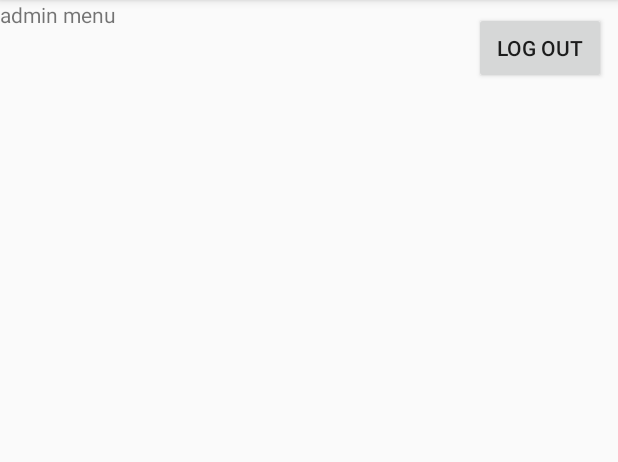
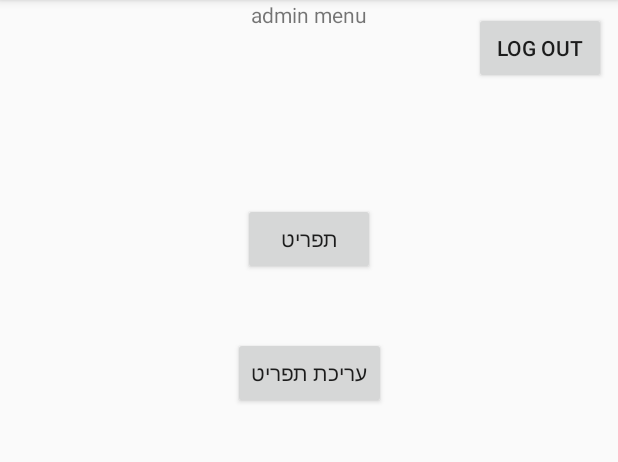
Before and after one commit to D8ug/tammys_kitchen, an Android app: the AdminMenuActivity screen opened directly, with no data from a screen before it, on a phone screen of 412 x 824 dp, the part 84-546 px from its top. Run offline under Robolectric (Android 15) with nearby library versions, the phone set to English and light mode, and no system bars; our stand-ins replace Firebase (no records; nobody signed in at launch, a user with empty details on screens opened directly).

Commit message:
Version 0.1.3
Can finally upload and add new items to the menu as admin and the menu is finally updated and synced with the firebase storage!

```diff
--- a/app/build.gradle
+++ b/app/build.gradle
@@ -34,6 +34,7 @@ dependencies {
     implementation 'androidx.constraintlayout:constraintlayout:1.1.3'
     implementation 'com.google.firebase:firebase-firestore:17.1.2'
     implementation 'com.google.firebase:firebase-storage:16.0.4'
+    implementation 'com.google.firebase:firebase-database:16.0.4'
     testImplementation 'junit:junit:4.12'
     androidTestImplementation 'androidx.test.ext:junit:1.1.0'
     androidTestImplementation 'androidx.test.espresso:espresso-core:3.1.1'
--- a/app/src/main/AndroidManifest.xml
+++ b/app/src/main/AndroidManifest.xml
@@ -9,7 +9,8 @@
         android:roundIcon="@mipmap/ic_launcher_round"
         android:supportsRtl="true"
         android:theme="@style/AppTheme">
-        <activity android:name=".MenuActivity"></activity>
+        <activity android:name=".AddNewMenuItemsActivity"></activity>
+        <activity android:name=".MenuActivity" />
         <activity android:name=".LoginActivity" />
         <activity android:name=".SignupActivity" />
         <activity android:name=".AdminMenuActivity" />
--- a/app/src/main/java/com/schoolproject/tammyskitchen/AdminMenuActivity.kt
+++ b/app/src/main/java/com/schoolproject/tammyskitchen/AdminMenuActivity.kt
@@ -22,5 +22,16 @@ class AdminMenuActivity : AppCompatActivity() {
             startActivity(intent)
             finish()
         }
+
+
+        menuButton.setOnClickListener {
+            val intent = Intent(this, MenuActivity::class.java)
+            startActivity(intent)
+        }
+
+        editMenuButton.setOnClickListener {
+            val intent = Intent(this, AddNewMenuItemsActivity::class.java)
+            startActivity(intent)
+        }
     }
 }
--- a/app/src/main/java/com/schoolproject/tammyskitchen/LiveMenuAdapter.kt
+++ b/app/src/main/java/com/schoolproject/tammyskitchen/LiveMenuAdapter.kt
@@ -1,5 +1,6 @@
 package com.schoolproject.tammyskitchen
 
+import android.util.Log
 import android.view.LayoutInflater
 import android.view.View
 import android.view.ViewGroup
@@ -14,6 +15,10 @@ class LiveMenuAdapter(private val menuItemsList: List<LiveMenuItem>) : RecyclerV
         val itemView = LayoutInflater.from(parent.context).inflate(R.layout.menu_item, parent, false)
         // creates an itemView that is on the format of LiveMenuItem, then calls ViewHolder to link the
         // items on the itemView with values and returns the created view holder
+        itemView.setOnClickListener{
+            Log.println(Log.ERROR, "Button", "worked")
+            //CustomDialogClass(this).show()
+        }
         return ViewHolder(itemView)
     }
 
@@ -39,4 +44,5 @@ class LiveMenuAdapter(private val menuItemsList: List<LiveMenuItem>) : RecyclerV
         val itemDescription: TextView = itemView.description_text_view
         val itemPrice: TextView = itemView.price_text_view
     }
+
 }
--- a/app/src/main/res/layout/activity_admin_menu.xml
+++ b/app/src/main/res/layout/activity_admin_menu.xml
@@ -11,8 +11,10 @@
         android:layout_width="wrap_content"
         android:layout_height="wrap_content"
         android:text="admin menu"
-        tools:layout_editor_absoluteX="170dp"
-        tools:layout_editor_absoluteY="393dp" />
+        app:layout_constraintEnd_toEndOf="parent"
+        app:layout_constraintHorizontal_bias="0.5"
+        app:layout_constraintStart_toStartOf="parent"
+        app:layout_constraintTop_toTopOf="parent" />
 
     <Button
         android:id="@+id/logoutButton"
@@ -23,4 +25,26 @@
         android:text="log out"
         app:layout_constraintEnd_toEndOf="parent"
         app:layout_constraintTop_toTopOf="parent" />
+
+    <Button
+        android:id="@+id/menuButton"
+        android:layout_width="wrap_content"
+        android:layout_height="wrap_content"
+        android:layout_marginTop="135dp"
+        android:text="תפריט"
+        app:layout_constraintEnd_toEndOf="parent"
+        app:layout_constraintHorizontal_bias="0.5"
+        app:layout_constraintStart_toStartOf="parent"
+        app:layout_constraintTop_toTopOf="parent" />
+
+    <Button
+        android:id="@+id/editMenuButton"
+        android:layout_width="wrap_content"
+        android:layout_height="wrap_content"
+        android:layout_marginTop="41dp"
+        android:text="עריכת תפריט"
+        app:layout_constraintEnd_toEndOf="parent"
+        app:layout_constraintHorizontal_bias="0.5"
+        app:layout_constraintStart_toStartOf="parent"
+        app:layout_constraintTop_toBottomOf="@+id/menuButton" />
 </androidx.constraintlayout.widget.ConstraintLayout>
--- a/app/src/main/res/layout/activity_menu.xml
+++ b/app/src/main/res/layout/activity_menu.xml
@@ -14,4 +14,5 @@
         app:layout_constraintEnd_toEndOf="parent"
         app:layout_constraintStart_toStartOf="parent"
         app:layout_constraintTop_toTopOf="parent" />
+
 </androidx.constraintlayout.widget.ConstraintLayout>
```
Also changed, not shown: app/src/main/java/com/schoolproject/tammyskitchen/AddNewMenuItemsActivity.kt (added, +116 -0 lines), app/src/main/java/com/schoolproject/tammyskitchen/MenuActivity.kt (+32 -37 lines), app/src/main/res/drawable/ic_add_a_photo_black_24dp.xml (added, +9 -0 lines), app/src/main/res/layout/activity_add_new_menu_items.xml (added, +81 -0 lines), 1 other file.
